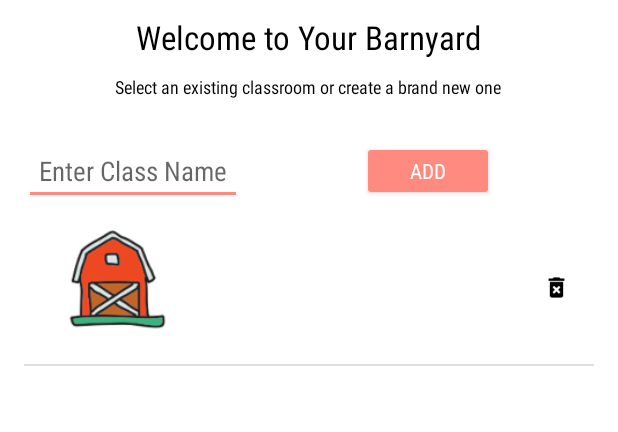
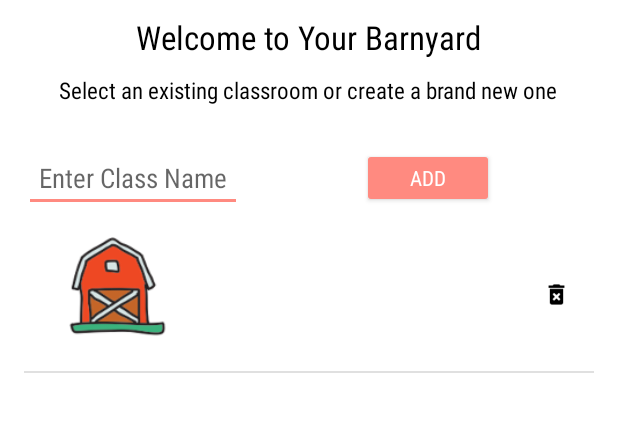
Before and after one commit to audreyeso/Book-Barn, an Android app: the screen it shows after launch (MainActivity), after a tap on "ADD", on a phone screen of 412 x 824 dp, the part 164-596 px from its top. Run offline under Robolectric (Android 15) with nearby library versions, the phone set to English and light mode, and no system bars; libraries missing offline, so code that uses them is left out: org.parceler; 1 statement that could not run was skipped.

Commit message:
adjusts text sizes in star rating activity

```diff
--- a/Book-Barn/app/src/main/res/layout/activity_star_rating.xml
+++ b/Book-Barn/app/src/main/res/layout/activity_star_rating.xml
@@ -18,7 +18,7 @@
         android:textSize="35dp"
         android:fontFamily="sans-serif-condensed"
         android:id="@+id/activity_star_text_view_title"
-        android:text="I rate this book"
+        android:text="I give this book"
         android:layout_width="wrap_content"
         android:layout_height="wrap_content" />
 
--- a/Book-Barn/app/src/main/res/layout/activity_student_book_data.xml
+++ b/Book-Barn/app/src/main/res/layout/activity_student_book_data.xml
@@ -17,7 +17,8 @@
         android:textSize="38dp"
         android:fontFamily="sans-serif-condensed"
         android:id="@+id/student_book_data_activity_title"
-        android:text="Teacher Dashboard"
+        android:layout_gravity="center"
+        android:text="Student Barnyard"
         android:layout_width="wrap_content"
         android:layout_height="wrap_content" />
 
--- a/Book-Barn/app/src/main/res/layout/content_main.xml
+++ b/Book-Barn/app/src/main/res/layout/content_main.xml
@@ -25,7 +25,7 @@
         android:layout_height="wrap_content" />
 
     <TextView
-        android:text="Welcome to Your Barnyard"
+        android:text="@string/welcome_to_your_barnyard"
         android:textSize="22dp"
         android:paddingTop="10dp"
         android:paddingBottom="10dp"
@@ -38,7 +38,7 @@
     <TextView
         android:text="@string/select_an_existing_classroom"
         android:layout_gravity="center"
-        android:textSize = "12dp"
+        android:textSize = "15dp"
         android:textColor="#000000"
         android:fontFamily="sans-serif-condensed"
         android:layout_width="wrap_content"
--- a/Book-Barn/app/src/main/res/values/strings.xml
+++ b/Book-Barn/app/src/main/res/values/strings.xml
@@ -56,4 +56,5 @@
     <string name="drawing_saved">Drawing saved to Gallery!</string>
     <string name="drawing_not_saved">Oops! Image could not be saved.</string>
     <string name="draw_your_favorite_part">Draw your favorite part of the story!</string>
+    <string name="welcome_to_your_barnyard">Welcome to Your Barnyard</string>
 </resources>
```
